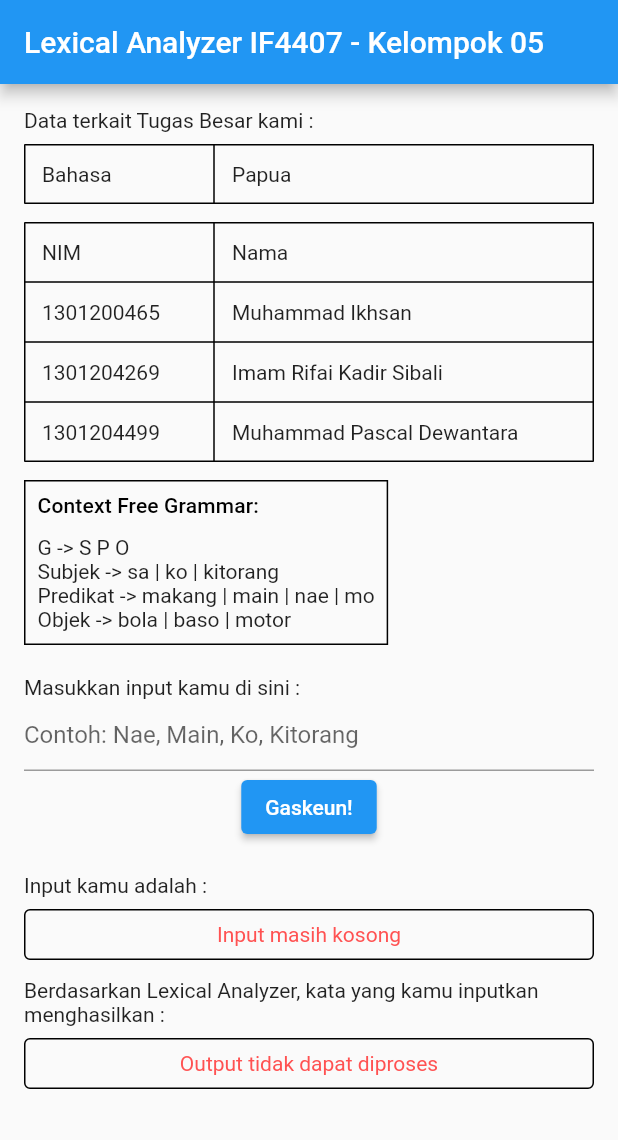
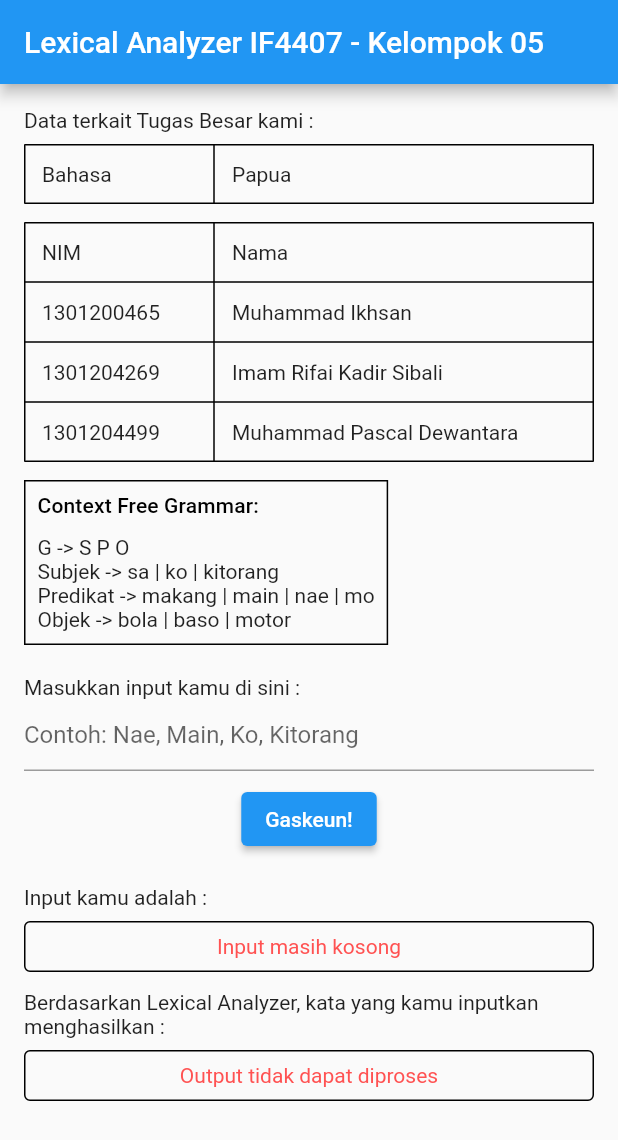
Before and after one commit to bongcoy/tubes-tba, a Flutter app: the screen it shows after launch, on a phone screen of 412 x 824 dp. Shown: the top 1140 px of the screen. Run offline on Flutter 3.47's test engine with Material 2 defaults, Android fonts, the phone set to English and light mode, and no system bars.

Commit message:
update input_user_widget.dart

```diff
--- a/lib/widgets/input_user_widget.dart
+++ b/lib/widgets/input_user_widget.dart
@@ -1,5 +1,6 @@
 import 'package:flutter/material.dart';
 import 'package:provider/provider.dart';
+import 'package:tubes_tba/constants/size.dart';
 import 'package:tubes_tba/providers/in_out_provider.dart';
 
 import '../constants/string.dart';
@@ -35,6 +36,7 @@ class _InputUserWidgetState extends State<InputUserWidget> {
             hintText: "Contoh: Nae, Main, Ko, Kitorang",
           ),
         ),
+        const SizedBox(height: smallDistanceSize),
         Center(
           child: ElevatedButton(
             onPressed: () {
```
